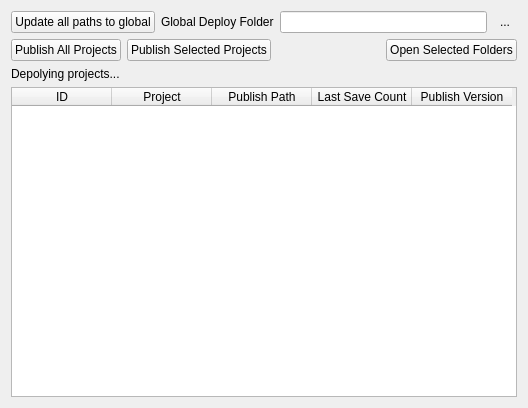
roam-qgis/Roam, file src/configmanager/ui/nodewidgets/ui_publishwidget.ui: the form before one commit.
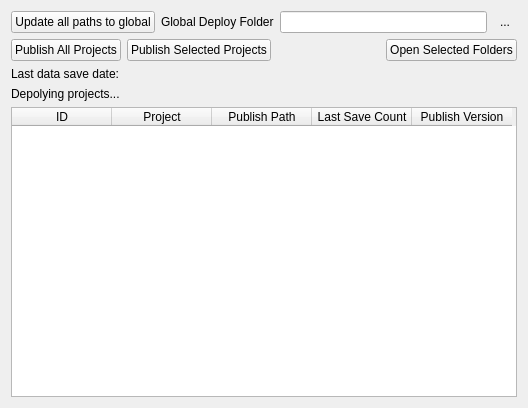
The form after the commit. Icons and pictures are not drawn.

Commit message: Add last data save date to widgets

The edit to the form file:
```diff
--- a/src/configmanager/ui/nodewidgets/ui_publishwidget.ui
+++ b/src/configmanager/ui/nodewidgets/ui_publishwidget.ui
@@ -93,7 +93,7 @@
      </item>
     </layout>
    </item>
-   <item row="3" column="0">
+   <item row="4" column="0">
     <widget class="QTableWidget" name="tableWidget">
      <property name="editTriggers">
       <set>QAbstractItemView::DoubleClicked</set>
@@ -152,13 +152,40 @@
      </column>
     </widget>
    </item>
-   <item row="2" column="0">
+   <item row="3" column="0">
     <widget class="QLabel" name="progressLabel">
      <property name="text">
       <string>Depolying projects...</string>
      </property>
     </widget>
    </item>
+   <item row="2" column="0">
+    <layout class="QHBoxLayout" name="horizontalLayout_3">
+     <property name="topMargin">
+      <number>0</number>
+     </property>
+     <item>
+      <widget class="QLabel" name="label_2">
+       <property name="sizePolicy">
+        <sizepolicy hsizetype="Maximum" vsizetype="Maximum">
+         <horstretch>0</horstretch>
+         <verstretch>0</verstretch>
+        </sizepolicy>
+       </property>
+       <property name="text">
+        <string>Last data save date:</string>
+       </property>
+      </widget>
+     </item>
+     <item>
+      <widget class="QLabel" name="lastSaveLabel">
+       <property name="text">
+        <string/>
+       </property>
+      </widget>
+     </item>
+    </layout>
+   </item>
   </layout>
  </widget>
  <resources>
```
The commit also changes 5 other files.
